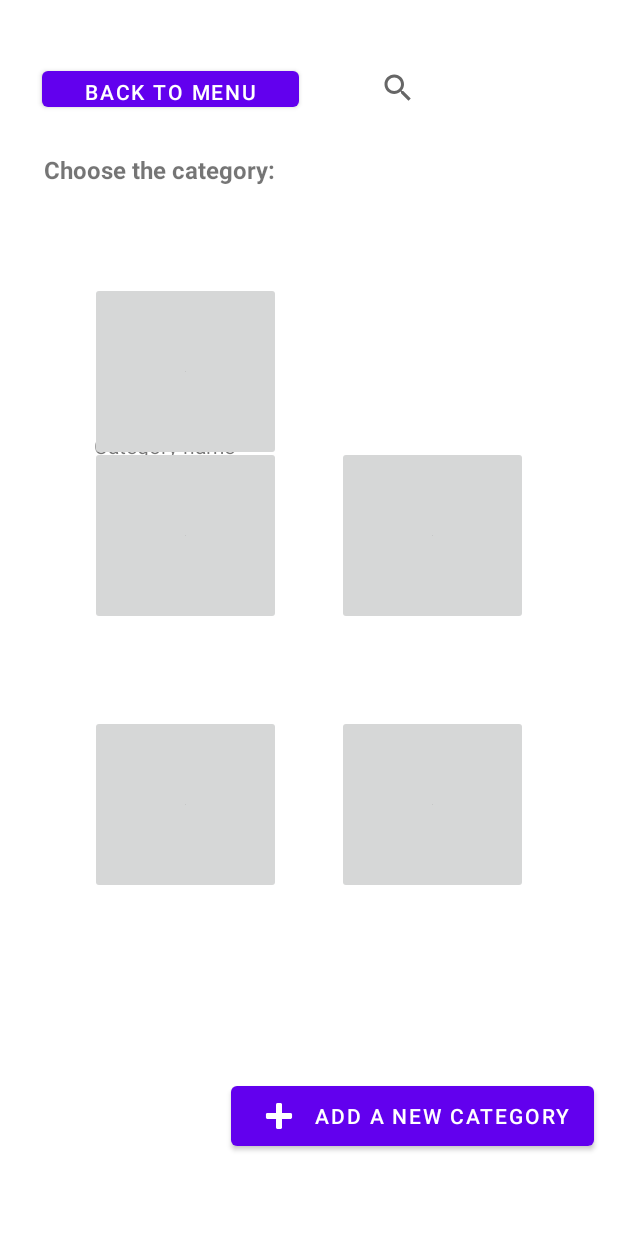
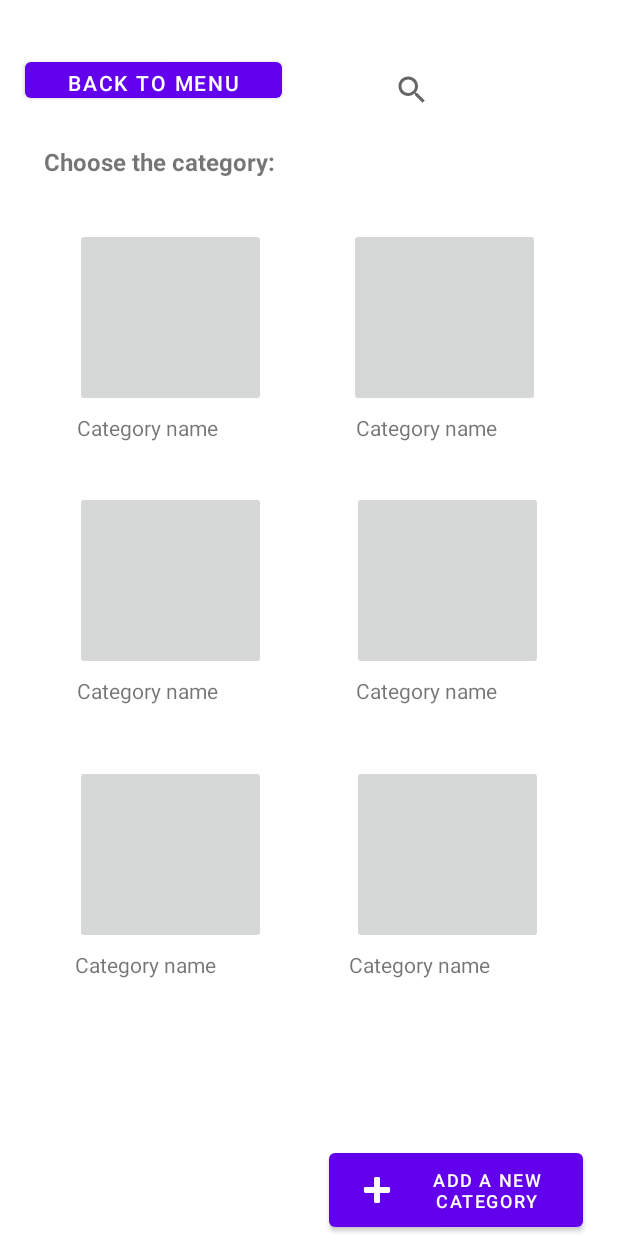
Before and after one commit to DevUbik/RateIT, an Android app: the layout activity_product_catalog2.xml on its own in the app's theme, with its tools: preview values and no code run, on a phone screen of 412 x 824 dp. Run offline under Robolectric (Android 15) with nearby library versions, the phone set to English and light mode, and no system bars.

Commit message:
Product Catalog

```diff
--- a/app/src/main/AndroidManifest.xml
+++ b/app/src/main/AndroidManifest.xml
@@ -11,16 +11,18 @@
         android:theme="@style/Theme.RateIT">
         <activity
             android:name=".ProductCatalog"
-            android:exported="false" />
-        <activity
-            android:name=".MainActivity"
-            android:exported="true">
+            android:exported="true" >
             <intent-filter>
                 <action android:name="android.intent.action.MAIN" />
 
                 <category android:name="android.intent.category.LAUNCHER" />
             </intent-filter>
         </activity>
+        <activity
+            android:name=".MainActivity"
+            android:exported="true">
+
+        </activity>
     </application>
 
 </manifest>
--- a/app/src/main/res/layout/activity_product_catalog2.xml
+++ b/app/src/main/res/layout/activity_product_catalog2.xml
@@ -10,143 +10,130 @@
         android:id="@+id/textView9"
         android:layout_width="wrap_content"
         android:layout_height="wrap_content"
-        android:layout_marginStart="224dp"
-        android:layout_marginTop="312dp"
-        android:layout_marginEnd="91dp"
-        android:layout_marginBottom="560dp"
+        android:layout_marginTop="4dp"
+        android:layout_marginEnd="80dp"
         android:text="Category name"
-        app:layout_constraintBottom_toBottomOf="parent"
         app:layout_constraintEnd_toEndOf="parent"
-        app:layout_constraintStart_toStartOf="parent"
-        app:layout_constraintTop_toTopOf="parent" />
+        app:layout_constraintTop_toBottomOf="@+id/imageButton4" />
 
     <TextView
         android:id="@+id/textView8"
         android:layout_width="wrap_content"
         android:layout_height="wrap_content"
-        android:layout_marginStart="61dp"
-        android:layout_marginEnd="254dp"
+        android:layout_marginStart="50dp"
+        android:layout_marginTop="4dp"
         android:text="Category name"
-        app:layout_constraintBottom_toBottomOf="parent"
-        app:layout_constraintEnd_toEndOf="parent"
+        app:layout_constraintEnd_toStartOf="@+id/textView7"
+        app:layout_constraintHorizontal_bias="0.014"
         app:layout_constraintStart_toStartOf="parent"
-        app:layout_constraintTop_toTopOf="parent"
-        app:layout_constraintVertical_bias="0.357" />
+        app:layout_constraintTop_toBottomOf="@+id/imageButton" />
 
     <TextView
         android:id="@+id/textView7"
         android:layout_width="wrap_content"
         android:layout_height="wrap_content"
-        android:layout_marginStart="224dp"
-        android:layout_marginTop="491dp"
-        android:layout_marginEnd="91dp"
-        android:layout_marginBottom="381dp"
+        android:layout_marginTop="4dp"
+        android:layout_marginEnd="80dp"
         android:text="Category name"
-        app:layout_constraintBottom_toBottomOf="parent"
         app:layout_constraintEnd_toEndOf="parent"
-        app:layout_constraintStart_toStartOf="parent"
-        app:layout_constraintTop_toTopOf="parent" />
+        app:layout_constraintTop_toBottomOf="@+id/imageButton2" />
 
     <TextView
         android:id="@+id/textView6"
-        android:layout_width="wrap_content"
-        android:layout_height="wrap_content"
-        android:layout_marginStart="224dp"
-        android:layout_marginTop="670dp"
-        android:layout_marginEnd="91dp"
-        android:layout_marginBottom="202dp"
+        android:layout_width="99dp"
+        android:layout_height="21dp"
+        android:layout_marginTop="4dp"
+        android:layout_marginEnd="80dp"
         android:text="Category name"
-        app:layout_constraintBottom_toBottomOf="parent"
         app:layout_constraintEnd_toEndOf="parent"
-        app:layout_constraintStart_toStartOf="parent"
-        app:layout_constraintTop_toTopOf="parent" />
+        app:layout_constraintHorizontal_bias="1.0"
+        app:layout_constraintStart_toEndOf="@+id/textView5"
+        app:layout_constraintTop_toBottomOf="@+id/imageButton3" />
 
     <TextView
         android:id="@+id/textView5"
         android:layout_width="wrap_content"
         android:layout_height="wrap_content"
-        android:layout_marginStart="60dp"
-        android:layout_marginTop="670dp"
-        android:layout_marginEnd="255dp"
-        android:layout_marginBottom="202dp"
+        android:layout_marginStart="50dp"
+        android:layout_marginTop="4dp"
         android:text="Category name"
         app:layout_constraintBottom_toBottomOf="parent"
-        app:layout_constraintEnd_toEndOf="parent"
         app:layout_constraintStart_toStartOf="parent"
-        app:layout_constraintTop_toTopOf="parent" />
+        app:layout_constraintTop_toBottomOf="@+id/imageButton6"
+        app:layout_constraintVertical_bias="0.0" />
 
     <ImageButton
         android:id="@+id/imageButton6"
         android:layout_width="127dp"
         android:layout_height="119dp"
-        android:layout_marginStart="60dp"
-        android:layout_marginBottom="228dp"
+        android:layout_marginStart="50dp"
+        android:layout_marginTop="56dp"
+        android:layout_marginBottom="164dp"
         app:layout_constraintBottom_toBottomOf="parent"
         app:layout_constraintEnd_toStartOf="@+id/imageButton3"
         app:layout_constraintHorizontal_bias="0.0"
         app:layout_constraintStart_toStartOf="parent"
+        app:layout_constraintTop_toBottomOf="@+id/imageButton"
+        app:layout_constraintVertical_bias="0.188"
         app:srcCompat="@android:drawable/divider_horizontal_bright" />
 
     <ImageButton
         android:id="@+id/imageButton5"
         android:layout_width="127dp"
         android:layout_height="119dp"
-        android:layout_marginStart="60dp"
-        android:layout_marginTop="188dp"
-        app:layout_constraintBottom_toTopOf="@+id/imageButton"
+        android:layout_marginStart="50dp"
+        android:layout_marginTop="152dp"
         app:layout_constraintEnd_toStartOf="@+id/imageButton4"
         app:layout_constraintHorizontal_bias="0.0"
         app:layout_constraintStart_toStartOf="parent"
         app:layout_constraintTop_toTopOf="parent"
-        app:layout_constraintVertical_bias="0.0"
         app:srcCompat="@android:drawable/divider_horizontal_bright" />
 
     <ImageButton
         android:id="@+id/imageButton4"
         android:layout_width="127dp"
         android:layout_height="119dp"
-        android:layout_marginTop="188dp"
-        android:layout_marginEnd="60dp"
-        android:layout_marginBottom="60dp"
-        app:layout_constraintBottom_toTopOf="@+id/imageButton2"
+        android:layout_marginTop="152dp"
+        android:layout_marginEnd="52dp"
         app:layout_constraintEnd_toEndOf="parent"
         app:layout_constraintTop_toTopOf="parent"
-        app:layout_constraintVertical_bias="0.0"
         app:srcCompat="@android:drawable/divider_horizontal_bright" />
 
     <ImageButton
         android:id="@+id/imageButton3"
         android:layout_width="127dp"
         android:layout_height="119dp"
-        android:layout_marginEnd="60dp"
-        android:layout_marginBottom="228dp"
+        android:layout_marginTop="56dp"
+        android:layout_marginEnd="50dp"
+        android:layout_marginBottom="164dp"
         app:layout_constraintBottom_toBottomOf="parent"
         app:layout_constraintEnd_toEndOf="parent"
+        app:layout_constraintTop_toBottomOf="@+id/imageButton2"
+        app:layout_constraintVertical_bias="0.192"
         app:srcCompat="@android:drawable/divider_horizontal_bright" />
 
     <ImageButton
         android:id="@+id/imageButton2"
         android:layout_width="127dp"
         android:layout_height="119dp"
-        android:layout_marginEnd="60dp"
-        android:layout_marginBottom="60dp"
-        app:layout_constraintBottom_toTopOf="@+id/imageButton3"
+        android:layout_marginTop="56dp"
+        android:layout_marginEnd="50dp"
         app:layout_constraintEnd_toEndOf="parent"
+        app:layout_constraintTop_toBottomOf="@+id/imageButton4"
         app:srcCompat="@android:drawable/divider_horizontal_bright" />
 
     <Button
         android:id="@+id/button_back"
         android:layout_width="171dp"
         android:layout_height="36dp"
-        android:layout_marginBottom="28dp"
         android:text="back to menu"
         android:textSize="14sp"
-        app:layout_constraintBottom_toBottomOf="parent"
+        app:layout_constraintBottom_toTopOf="@+id/imageButton5"
         app:layout_constraintEnd_toEndOf="parent"
-        app:layout_constraintHorizontal_bias="0.116"
+        app:layout_constraintHorizontal_bias="0.07"
         app:layout_constraintStart_toStartOf="parent"
         app:layout_constraintTop_toTopOf="parent"
-        app:layout_constraintVertical_bias="0.054" />
+        app:layout_constraintVertical_bias="0.305" />
 
     <SearchView
         android:id="@+id/search_bar"
@@ -155,63 +142,61 @@
         android:layout_marginStart="213dp"
         app:layout_constraintBottom_toBottomOf="parent"
         app:layout_constraintEnd_toEndOf="parent"
-        app:layout_constraintHorizontal_bias="0.0"
+        app:layout_constraintHorizontal_bias="0.555"
         app:layout_constraintStart_toStartOf="@+id/button_back"
         app:layout_constraintTop_toTopOf="parent"
-        app:layout_constraintVertical_bias="0.049" />
+        app:layout_constraintVertical_bias="0.051" />
 
     <TextView
         android:id="@+id/category"
         android:layout_width="170dp"
         android:layout_height="27dp"
-        android:layout_marginBottom="52dp"
         android:text="Choose the category: "
         android:textSize="16sp"
         android:textStyle="bold"
-        app:layout_constraintBottom_toBottomOf="parent"
+        app:layout_constraintBottom_toTopOf="@+id/imageButton5"
         app:layout_constraintEnd_toEndOf="parent"
         app:layout_constraintHorizontal_bias="0.12"
         app:layout_constraintStart_toStartOf="parent"
         app:layout_constraintTop_toTopOf="parent"
-        app:layout_constraintVertical_bias="0.137" />
+        app:layout_constraintVertical_bias="0.777" />
 
     <ImageButton
         android:id="@+id/imageButton"
         android:layout_width="127dp"
         android:layout_height="119dp"
-        android:layout_marginStart="60dp"
-        android:layout_marginBottom="60dp"
-        app:layout_constraintBottom_toTopOf="@+id/imageButton6"
+        android:layout_marginStart="50dp"
+        android:layout_marginTop="56dp"
         app:layout_constraintEnd_toStartOf="@+id/imageButton2"
         app:layout_constraintHorizontal_bias="0.0"
         app:layout_constraintStart_toStartOf="parent"
+        app:layout_constraintTop_toBottomOf="@+id/imageButton5"
         app:srcCompat="@android:drawable/divider_horizontal_bright" />
 
     <Button
         android:id="@+id/button_add"
-        android:layout_width="wrap_content"
-        android:layout_height="wrap_content"
+        android:layout_width="169dp"
+        android:layout_height="61dp"
         android:text="Add a new category"
+        android:textSize="12sp"
         app:icon="@android:drawable/ic_input_add"
         app:layout_constraintBottom_toBottomOf="parent"
         app:layout_constraintEnd_toEndOf="parent"
         app:layout_constraintHorizontal_bias="0.904"
         app:layout_constraintStart_toStartOf="parent"
         app:layout_constraintTop_toTopOf="parent"
-        app:layout_constraintVertical_bias="0.93" />
+        app:layout_constraintVertical_bias="1.0" />
 
     <TextView
         android:id="@+id/textView4"
         android:layout_width="wrap_content"
         android:layout_height="wrap_content"
-        android:layout_marginStart="60dp"
-        android:layout_marginTop="491dp"
-        android:layout_marginEnd="255dp"
-        android:layout_marginBottom="381dp"
+        android:layout_marginStart="50dp"
+        android:layout_marginTop="4dp"
         android:text="Category name"
-        app:layout_constraintBottom_toBottomOf="parent"
-        app:layout_constraintEnd_toEndOf="parent"
+        app:layout_constraintEnd_toStartOf="@+id/textView9"
+        app:layout_constraintHorizontal_bias="0.014"
         app:layout_constraintStart_toStartOf="parent"
-        app:layout_constraintTop_toTopOf="parent" />
+        app:layout_constraintTop_toBottomOf="@+id/imageButton5" />
 
 </androidx.constraintlayout.widget.ConstraintLayout>
```
